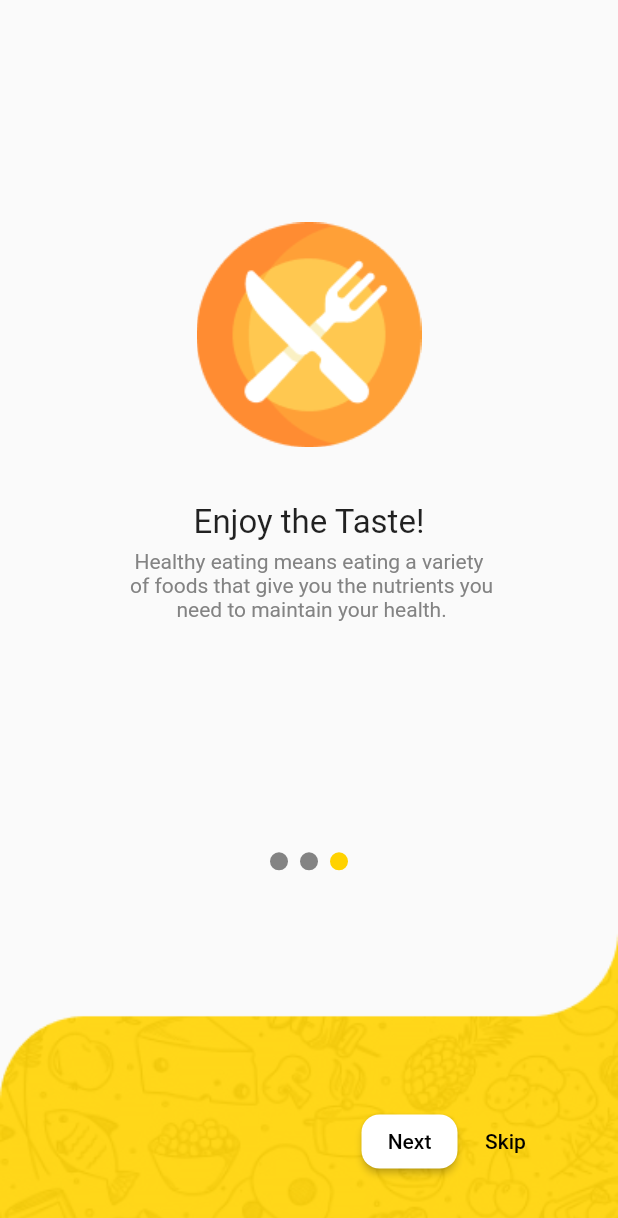
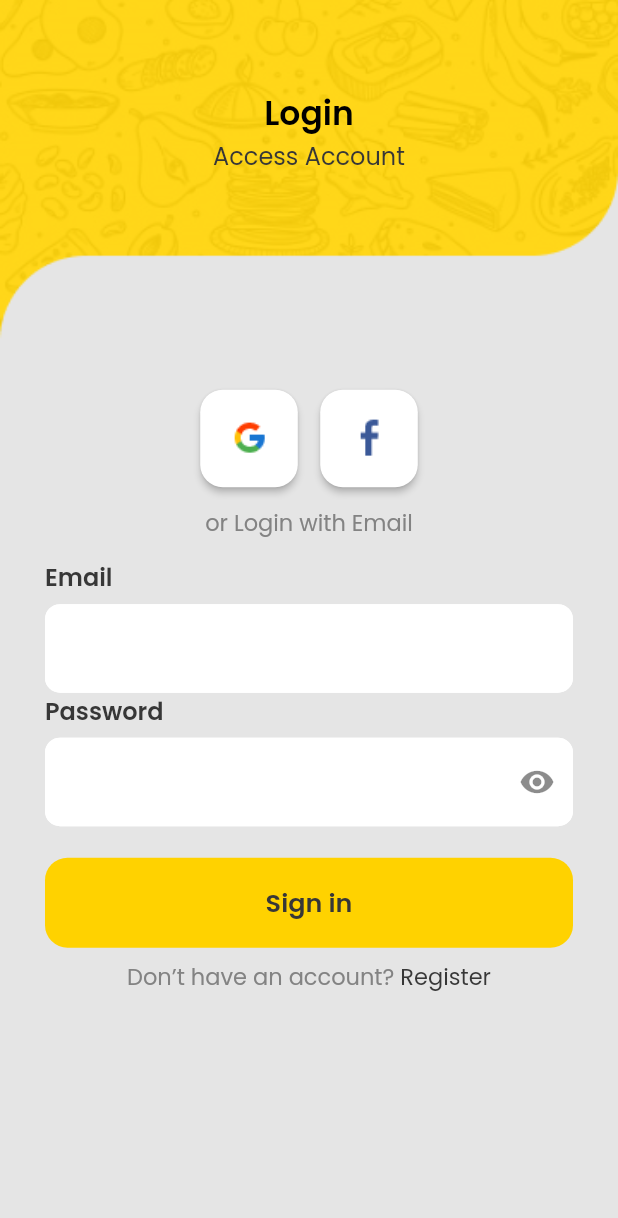
Before and after one commit to CharukaKavi1996/food-app, a Flutter app: the screen it shows after launch, after a tap on "Skip", on a phone screen of 412 x 824 dp. Shown: the top 1218 px of the screen. Run offline on Flutter 3.47's test engine with Material 2 defaults, Android fonts, the phone set to English and light mode, and no system bars; drawn by our look-alikes of carousel_slider; our stand-ins replace animate_do, awesome_dialog, email_validator, firebase_auth, firebase_core, google_fonts; accounts and stored records are empty.

Commit message:
small changes in pages to complete login process

```diff
--- a/lib/main.dart
+++ b/lib/main.dart
@@ -1,7 +1,10 @@
 import 'package:flutter/material.dart';
 import 'package:food_app/screens/splash_screen/splash_screen.dart';
+import 'package:firebase_core/firebase_core.dart';
 
-void main() {
+Future<void> main() async {
+  WidgetsFlutterBinding.ensureInitialized();
+  await Firebase.initializeApp();
   runApp(const MyApp());
 }
 
--- /dev/null
+++ b/lib/screens/login_screen/login_screen.dart
@@ -0,0 +1,233 @@
+import 'package:firebase_auth/firebase_auth.dart';
+import 'package:flutter/cupertino.dart';
+import 'package:flutter/gestures.dart';
+import 'package:flutter/material.dart';
+import 'package:flutter/src/foundation/key.dart';
+import 'package:flutter/src/widgets/framework.dart';
+import 'package:food_app/components/custom_dialogbox.dart';
+import 'package:food_app/controllers/auth_controller.dart';
+import 'package:food_app/screens/login_screen/register_screen.dart';
+import 'package:food_app/utilities/app_colors.dart';
+import 'package:food_app/utilities/constants.dart';
+import 'package:food_app/utilities/util_functions.dart';
+import 'package:google_fonts/google_fonts.dart';
+import 'package:animate_do/animate_do.dart';
+import '../../components/custom_button.dart';
+import '../../components/custom_header.dart';
+import '../../components/custom_textfield.dart';
+import 'package:email_validator/email_validator.dart';
+import 'package:awesome_dialog/awesome_dialog.dart';
+
+
+class LoginPage extends StatefulWidget {
+  const LoginPage({Key? key}) : super(key: key);
+
+  @override
+  State<LoginPage> createState() => _LoginPageState();
+}
+
+class _LoginPageState extends State<LoginPage> {
+  var _isObscure =true;
+  final _email = TextEditingController();
+  final _password =TextEditingController();
+
+  FirebaseAuth auth =FirebaseAuth.instance;
+
+  @override
+  Widget build(BuildContext context) {
+
+    final Size = MediaQuery.of(context).size;
+
+    return Scaffold(
+      body: FadeInRight(
+        child: Container(
+          height: Size.height,
+          color:const Color(0xffE5E5E5),
+          child: SingleChildScrollView(
+            child: Column(
+              children: [
+                CustomHeader(size: Size,img: "top.png",header: "Login",tagline: "Access Account",),
+                // const SizedBox(height: 5.0),
+
+                SingleChildScrollView(
+                  child: Column(
+                    children: [
+                      Row(
+                        mainAxisAlignment: MainAxisAlignment.center,
+                        children: [
+                          ElevatedButton(
+                            style: ElevatedButton.styleFrom(
+                              elevation: 2,
+                              primary: kwhite,
+                              padding: EdgeInsets.all(5),
+                              shape: RoundedRectangleBorder(
+                                borderRadius: BorderRadius.circular(15),
+                              )
+
+                            ),
+
+                            onPressed: (){},
+                          child:Image.asset(Constants.imageAsset('google.png')),
+                          ),
+                          SizedBox(width: 15),
+
+                          ElevatedButton(
+                            style: ElevatedButton.styleFrom(
+                              elevation: 2,
+                              primary: kwhite,
+                              padding: EdgeInsets.all(5),
+                              shape: RoundedRectangleBorder(
+                                borderRadius: BorderRadius.circular(15),
+                              )
+
+                            ),
+                            onPressed: (){},
+                          child:Image.asset(Constants.imageAsset('facebook.png')),
+                          ),
+                        ],
+                      ),
+                      Row(
+                        mainAxisAlignment: MainAxisAlignment.center,
+                        children: [
+                          TextButton(onPressed: (){},
+                           child:Text('or Login with Email',
+                           style: GoogleFonts.poppins(
+                            fontSize: 15,
+                            fontWeight: FontWeight.w400,
+                            color: Color(0xff838383),
+                           ),))
+                        ],
+
+                      ),
+                      Padding(padding: EdgeInsets.symmetric(horizontal: 30),
+                        child:Column(
+                          crossAxisAlignment: CrossAxisAlignment.start,
+                          children: [
+                             Text('Email',
+                          style: GoogleFonts.poppins(
+                            fontSize: 16,
+                            color: Color(0xff373737),
+                            fontWeight: FontWeight.w600,
+                          ),
+                          ),
+                          const SizedBox(height: 6),
+                           CustomTextfield(controller: _email,),
+
+                            Text('Password',
+                          style: GoogleFonts.poppins(
+                            fontSize: 16,
+                            color: Color(0xff373737),
+                            fontWeight: FontWeight.w600,
+                          ),
+                          ),
+                          const SizedBox(height: 6),
+                          SizedBox(
+                            width: double.infinity,
+                            child: TextField(
+                              controller: _password,
+                              obscureText: _isObscure,
+                              decoration: InputDecoration(
+                                filled: true,
+                                fillColor: kwhite,
+                                suffixIcon: IconButton(onPressed: (){
+                                  setState(() {
+                                    _isObscure = !_isObscure;
+                                  });
+                                },
+                                 icon:  Icon(_isObscure? Icons.visibility:Icons.visibility_off),
+                                 ),
+                                 enabledBorder: OutlineInputBorder(
+                                  borderRadius: BorderRadius.circular(10),
+                                  borderSide: const BorderSide(color: kwhite)
+                                ),
+                                  focusedBorder: OutlineInputBorder(
+                                    borderRadius: BorderRadius.circular(10),
+                                    borderSide:const BorderSide(color:Colors.red),
+                                ),
+                              ),
+                            ),
+                          ),
+                          const SizedBox(height: 21,),
+
+                          CustomButton(onTap: () async {
+                            if(inputValidation()){
+                                AuthController().loginUser(context, _email.text, _password.text,);
+                            }
+                            else{
+                              DialogBox().dialogBox(
+                                    context,
+                                    DialogType.error,
+                                     'Incorrect Information',
+                                     'Please enter correct information',
+                                     );
+                            }
+                            // DialogBox().dialogBox(context, DialogType.e, title, desc)
+                          },text: 'Sign in',),
+
+                          const SizedBox(height: 8),
+
+                          Center(
+                            child: RichText(text:  TextSpan(
+                              children: [
+                                TextSpan(
+                                  text: "Don’t have an account? ",
+                                  style: GoogleFonts.poppins(
+                                  fontSize: 15,
+                                  color: const Color(0xff838383),
+                                  fontWeight: FontWeight.w400,
+                                ),
+                                ),
+                                TextSpan(
+                                  text: "Register",
+                                  recognizer: TapGestureRecognizer()..onTap = () {
+                                    UtilFunctions.navigation(const RegisterScreen(), context);
+                                  },
+                                  style: GoogleFonts.poppins(
+                                  fontSize: 15,
+                                  color: const Color(0xff373737),
+                                  fontWeight: FontWeight.w400,
+                                ),
+                                ),
+                              ],
+                            )),
+                          ),
+
+
+
+
+                          ],
+                        ),
+                      )
+
+                    ],
+
+                  ),
+                ),
+
+
+              ],
+            ),
+          ),
+        ),
+      ),
+    );
+
+  }
+
+  bool inputValidation(){
+    var isValid =false;
+
+    if(_email.text.isEmpty ||
+    _password.text.isEmpty){
+      isValid =false;
+    }
+    // else if(!EmailValidator.validate(_email.text)){
+    //   isValid= false;
+    // }
+    else{
+      isValid= true;
+    }
+    return isValid;
+  }
+
+}
--- a/lib/screens/splash_screen/getting_started.dart
+++ b/lib/screens/splash_screen/getting_started.dart
@@ -1,9 +1,11 @@
 import 'package:flutter/material.dart';
 import 'package:flutter/src/foundation/key.dart';
 import 'package:flutter/src/widgets/framework.dart';
+import 'package:food_app/screens/login_screen/login_screen.dart';
 import 'package:food_app/utilities/app_colors.dart';
 import 'package:food_app/utilities/constants.dart';
 import 'package:carousel_slider/carousel_slider.dart';
+import 'package:food_app/utilities/util_functions.dart';
 
 class GettingStarted extends StatefulWidget {
   const GettingStarted({Key? key}) : super(key: key);
@@ -180,7 +182,9 @@ class BottomSection extends StatelessWidget {
                       ),
                     ),
                    ),
-                   TextButton(onPressed: (){},
+                   TextButton(onPressed: (){
+                    UtilFunctions.navigation(LoginPage(), context);
+                   },
                    child: const Text('Skip',
                    style: TextStyle(
                     color: kblack,
```
Also changed, not shown: lib/screens/login_screen/register_screen.dart (added, +173 -0 lines), 1 other file.
